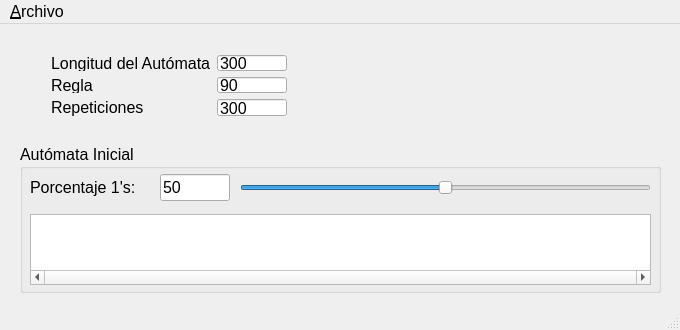
Qt form mainwindow.ui (atile-y/AutomataCelular1D) before a commit.
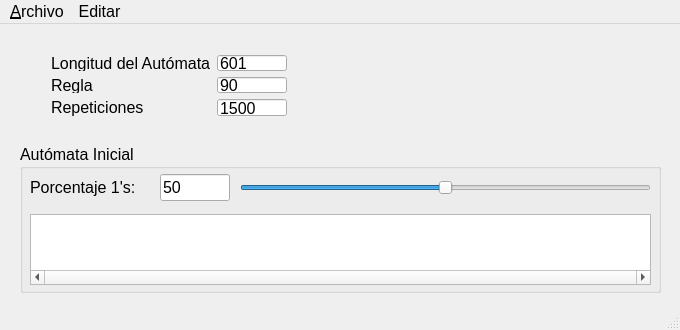
The same form after that commit. Icons and pictures are not drawn.

The edit to the form file:
```diff
--- a/mainwindow.ui
+++ b/mainwindow.ui
@@ -147,7 +147,7 @@
         </size>
        </property>
        <property name="text">
-        <string>300</string>
+        <string>601</string>
        </property>
       </widget>
      </item>
@@ -199,7 +199,7 @@
         </size>
        </property>
        <property name="text">
-        <string>300</string>
+        <string>1500</string>
        </property>
       </widget>
      </item>
@@ -341,7 +341,21 @@
     <addaction name="separator"/>
     <addaction name="actionSalir"/>
    </widget>
+   <widget class="QMenu" name="menuEditar">
+    <property name="title">
+     <string>Editar</string>
+    </property>
+    <widget class="QMenu" name="menuExplorar_reglas">
+     <property name="title">
+      <string>Explorar reglas</string>
+     </property>
+     <addaction name="actionTodas"/>
+     <addaction name="actionEquivalentes"/>
+    </widget>
+    <addaction name="menuExplorar_reglas"/>
+   </widget>
    <addaction name="menu_Archivo"/>
+   <addaction name="menuEditar"/>
   </widget>
   <widget class="QStatusBar" name="statusBar"/>
   <action name="actionAbrir_Automata">
```
Left out of the diff: 10 changed lines with no effect on the pictures.
